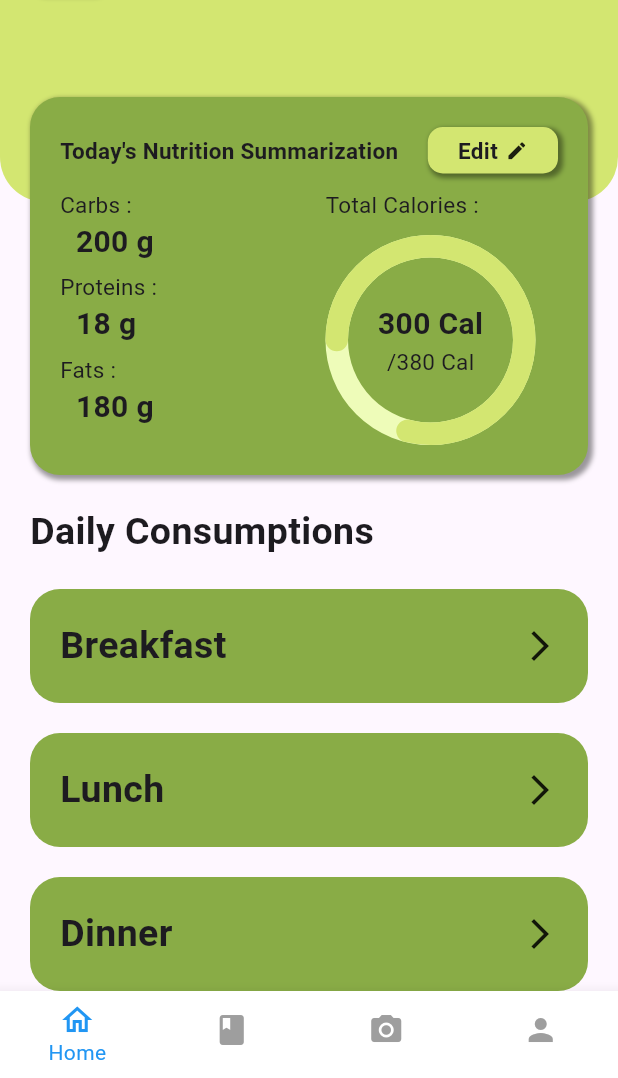
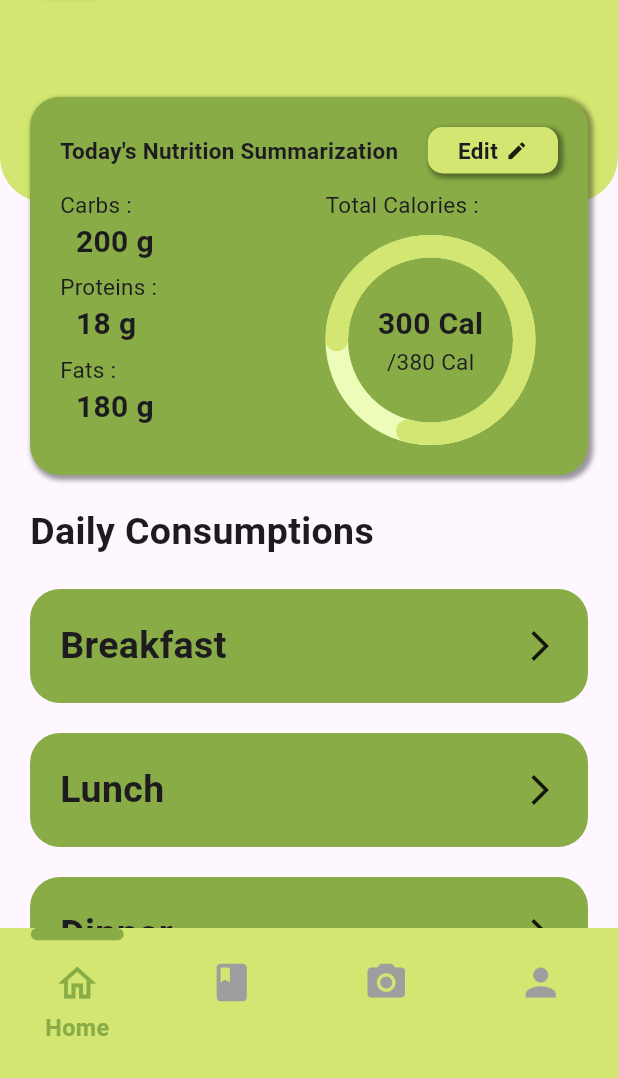
Before and after one commit to RasonYudha4/nutrical, a Flutter app: the LandingScreen screen opened directly, on a phone screen of 412 x 824 dp, the part 158-1236 px from its top. Run offline on Flutter 3.47's test engine with Material 3 defaults, Android fonts, the phone set to English and light mode, and no system bars; drawn by our look-alikes of percent_indicator; our stand-ins replace bloc, cloud_firestore, equatable, firebase_auth, firebase_core, flutter_bloc and 3 more; missing offline and left inert: flow_builder; accounts and stored records are empty; network calls fail.

Commit message:
Updating the design for navigation bar

```diff
--- /dev/null
+++ b/lib/config/size_config.dart
@@ -0,0 +1,57 @@
+import 'package:flutter/material.dart';
+
+class SizeConfig {
+  static late MediaQueryData _mediaQueryData;
+  static late double screenWidth;
+  static late double screenHeight;
+  static late double blockSizeHorizontal;
+  static late double blockSizeVertical;
+  static late double safeAreaHorizontal;
+  static late double safeAreaVertical;
+  static late double safeBlockHorizontal;
+  static late double safeBlockVertical;
+  static late double devicePixelRatio;
+  static late TextScaler textScaler;
+
+  static void init(BuildContext context) {
+    _mediaQueryData = MediaQuery.of(context);
+    screenWidth = _mediaQueryData.size.width;
+    screenHeight = _mediaQueryData.size.height;
+    blockSizeHorizontal = screenWidth / 100;
+    blockSizeVertical = screenHeight / 100;
+
+    safeAreaHorizontal =
+        _mediaQueryData.padding.left + _mediaQueryData.padding.right;
+    safeAreaVertical =
+        _mediaQueryData.padding.top + _mediaQueryData.padding.bottom;
+    safeBlockHorizontal = (screenWidth - safeAreaHorizontal) / 100;
+    safeBlockVertical = (screenHeight - safeAreaVertical) / 100;
+
+    devicePixelRatio = _mediaQueryData.devicePixelRatio;
+    textScaler = _mediaQueryData.textScaler;
+  }
+
+  static double height(double height) {
+    return blockSizeVertical * height;
+  }
+
+  static double width(double width) {
+    return blockSizeHorizontal * width;
+  }
+
+  static double adaptiveHeight(double value) {
+    return height(value).clamp(value * 0.8, value * 1.2);
+  }
+
+  static double adaptiveWidth(double value) {
+    return width(value).clamp(value * 0.8, value * 1.2);
+  }
+
+  static double fontSize(double size) {
+    final double scaleFactor = textScaler.scale(1.0);
+    return (blockSizeHorizontal * size * scaleFactor).clamp(
+      size * 0.8,
+      size * 1.2,
+    );
+  }
+}
--- a/lib/main.dart
+++ b/lib/main.dart
@@ -1,11 +1,10 @@
-import 'package:bloc/bloc.dart';
 import 'package:firebase_core/firebase_core.dart';
 import 'package:flutter/material.dart';
 import 'package:flutter_bloc/flutter_bloc.dart';
 import 'package:flutter_gemini/flutter_gemini.dart';
 
 import 'config/api_keys.dart';
-import 'views/auth/auth_gate.dart';
+import 'views/pages/auth/auth_gate.dart';
 import 'blocs/bloc_observer.dart';
 import 'blocs/auth/auth_bloc.dart';
 import 'data/repositories/auth_repo.dart';
--- a/lib/views/auth/auth_gate.dart
+++ /dev/null
@@ -1,43 +0,0 @@
-import 'package:flow_builder/flow_builder.dart';
-import 'package:flutter/material.dart';
-import 'package:flutter_bloc/flutter_bloc.dart';
-import 'package:nutrical/blocs/navigation/navigation_cubit.dart';
-import 'package:provider/provider.dart';
-
-import '../../blocs/auth/auth_bloc.dart';
-import '../../data/models/User.dart';
-import '../landing_screen.dart';
-import 'login/login_page.dart';
-
-class AuthGate extends StatelessWidget {
-  const AuthGate({super.key});
-
-  @override
-  Widget build(BuildContext context) {
-    final user = context.select((AuthBloc bloc) => bloc.state.user);
-    return MaterialApp(
-      // theme: theme,
-      home: FlowBuilder<AuthStatus>(
-        state: context.select((AuthBloc bloc) => bloc.state.status),
-        onGeneratePages: (status, _) {
-          switch (status) {
-            case AuthStatus.authenticated:
-              return [
-                MaterialPage(
-                  child: BlocProvider(
-                    create: (_) => NavigationCubit(),
-                    child: Provider<User>.value(
-                      value: user,
-                      child: const LandingScreen(),
-                    ),
-                  ),
-                ),
-              ];
-            case AuthStatus.unauthenticated:
-              return [LoginPage.page()];
-          }
-        },
-      ),
-    );
-  }
-}
--- a/lib/views/landing_screen.dart
+++ b/lib/views/landing_screen.dart
@@ -1,11 +1,12 @@
 import 'package:flutter/material.dart';
 import 'package:flutter_bloc/flutter_bloc.dart';
 
-import 'analyze/analyze_page.dart';
-import 'home/home_page.dart';
-import 'recipe/recipe_page.dart';
-import 'profile/profile_page.dart';
+import 'pages/analyze/analyze_page.dart';
+import 'pages/home/home_page.dart';
+import 'pages/recipe/recipe_page.dart';
+import 'pages/profile/profile_page.dart';
 import '../blocs/navigation/navigation_cubit.dart';
+import 'widgets/navigation_bar.dart';
 
 class LandingScreen extends StatefulWidget {
   const LandingScreen({super.key});
@@ -18,55 +19,7 @@ class LandingScreenState extends State<LandingScreen> {
   @override
   Widget build(BuildContext context) {
     return Scaffold(
-      bottomNavigationBar: BlocBuilder<NavigationCubit, NavigationState>(
-        builder: (context, state) {
-          return BottomNavigationBar(
-            type: BottomNavigationBarType.fixed,
-            currentIndex: state.index,
-            showUnselectedLabels: false,
-            selectedItemColor: Colors.blue,
-            unselectedItemColor: Colors.grey,
-            backgroundColor: Colors.white,
-            items: [
-              BottomNavigationBarItem(
-                icon: Icon(Icons.home_outlined),
-                label: 'Home',
-              ),
-              BottomNavigationBarItem(
-                icon: Icon(Icons.class_),
-                label: 'Recipe',
-              ),
-              BottomNavigationBarItem(
-                icon: Icon(Icons.camera_alt),
-                label: 'Analyze',
-              ),
-              BottomNavigationBarItem(
-                icon: Icon(Icons.person),
-                label: 'Profile',
-              ),
-            ],
-            onTap: (index) {
-              if (index == 0) {
-                BlocProvider.of<NavigationCubit>(
-                  context,
-                ).getNavBarItem(NavbarItem.home);
-              } else if (index == 1) {
-                BlocProvider.of<NavigationCubit>(
-                  context,
-                ).getNavBarItem(NavbarItem.recipe);
-              } else if (index == 2) {
-                BlocProvider.of<NavigationCubit>(
-                  context,
-                ).getNavBarItem(NavbarItem.analyze);
-              } else if (index == 3) {
-                BlocProvider.of<NavigationCubit>(
-                  context,
-                ).getNavBarItem(NavbarItem.profile);
-              }
-            },
-          );
-        },
-      ),
+      bottomNavigationBar: const CustomNavBar(),
       body: BlocBuilder<NavigationCubit, NavigationState>(
         builder: (context, state) {
           if (state.navbarItem == NavbarItem.home) {
--- /dev/null
+++ b/lib/views/pages/auth/auth_gate.dart
@@ -0,0 +1,50 @@
+import 'package:flow_builder/flow_builder.dart';
+import 'package:flutter/material.dart';
+import 'package:flutter_bloc/flutter_bloc.dart';
+import 'package:nutrical/blocs/navigation/navigation_cubit.dart';
+import 'package:provider/provider.dart';
+
+import '../../../blocs/auth/auth_bloc.dart';
+import '../../../config/size_config.dart';
+import '../../../data/models/User.dart';
+import '../../landing_screen.dart';
+import 'login/login_page.dart';
+
+class AuthGate extends StatelessWidget {
+  const AuthGate({super.key});
+
+  @override
+  Widget build(BuildContext context) {
+    final user = context.select((AuthBloc bloc) => bloc.state.user);
+    return MaterialApp(
+      // theme: theme,
+      home: Builder(
+        builder: (context) {
+          SizeConfig.init(context);
+          return FlowBuilder<AuthStatus>(
+            state: context.select((AuthBloc bloc) => bloc.state.status),
+
+            onGeneratePages: (status, _) {
+              switch (status) {
+                case AuthStatus.authenticated:
+                  return [
+                    MaterialPage(
+                      child: BlocProvider(
+                        create: (_) => NavigationCubit(),
+                        child: Provider<User>.value(
+                          value: user,
+                          child: const LandingScreen(),
+                        ),
+                      ),
+                    ),
+                  ];
+                case AuthStatus.unauthenticated:
+                  return [LoginPage.page()];
+              }
+            },
+          );
+        },
+      ),
+    );
+  }
+}
--- a/lib/views/auth/login/login_form.dart
+++ b/lib/views/pages/auth/login/login_form.dart
@@ -2,7 +2,7 @@ import 'package:flutter/material.dart';
 import 'package:flutter_bloc/flutter_bloc.dart';
 import 'package:formz/formz.dart';
 
-import '../../../blocs/login/login_cubit.dart';
+import '../../../../blocs/login/login_cubit.dart';
 import '../signup/signup_page.dart';
 
 class LoginForm extends StatelessWidget {
--- a/lib/views/auth/login/login_page.dart
+++ b/lib/views/pages/auth/login/login_page.dart
@@ -2,7 +2,7 @@ import 'package:flutter/material.dart';
 import 'package:flutter_bloc/flutter_bloc.dart';
 import 'package:nutrical/data/repositories/auth_repo.dart';
 
-import '../../../blocs/login/login_cubit.dart';
+import '../../../../blocs/login/login_cubit.dart';
 import 'login_form.dart';
 
 class LoginPage extends StatelessWidget {
--- a/lib/views/auth/signup/signup_form.dart
+++ b/lib/views/pages/auth/signup/signup_form.dart
@@ -2,7 +2,7 @@ import 'package:flutter/material.dart';
 import 'package:flutter_bloc/flutter_bloc.dart';
 import 'package:formz/formz.dart';
 
-import '../../../blocs/signup/signup_cubit.dart';
+import '../../../../blocs/signup/signup_cubit.dart';
 
 class SignUpForm extends StatelessWidget {
   const SignUpForm({super.key});
--- a/lib/views/auth/signup/signup_page.dart
+++ b/lib/views/pages/auth/signup/signup_page.dart
@@ -2,7 +2,7 @@ import 'package:flutter/material.dart';
 import 'package:flutter_bloc/flutter_bloc.dart';
 import 'package:nutrical/data/repositories/auth_repo.dart';
 
-import '../../../blocs/signup/signup_cubit.dart';
+import '../../../../blocs/signup/signup_cubit.dart';
 import 'signup_form.dart';
 
 class SignUpPage extends StatelessWidget {
--- a/lib/views/home/home_page.dart
+++ b/lib/views/pages/home/home_page.dart
@@ -1,5 +1,4 @@
 import 'dart:developer';
-import 'dart:io';
 
 import 'package:flutter/material.dart';
 import 'package:percent_indicator/circular_percent_indicator.dart';
--- a/lib/views/profile/profile_page.dart
+++ b/lib/views/pages/profile/profile_page.dart
@@ -1,8 +1,8 @@
 import 'package:flutter/material.dart';
 import 'package:flutter_bloc/flutter_bloc.dart';
 
-import '../../blocs/auth/auth_bloc.dart';
-import '../../data/models/User.dart';
+import '../../../blocs/auth/auth_bloc.dart';
+import '../../../data/models/User.dart';
 
 class ProfilePage extends StatelessWidget {
   const ProfilePage({super.key});
--- /dev/null
+++ b/lib/views/widgets/navigation_bar.dart
@@ -0,0 +1,79 @@
+import 'package:flutter/material.dart';
+import 'package:flutter_bloc/flutter_bloc.dart';
+
+import '../../blocs/navigation/navigation_cubit.dart';
+import '../../config/size_config.dart';
+import 'navigation_button.dart';
+
+class CustomNavBar extends StatelessWidget {
+  const CustomNavBar({super.key});
+
+  @override
+  Widget build(BuildContext context) {
+    final double navBarHeight = SizeConfig.height(8.5);
+    final double safeNavBarHeight = navBarHeight.clamp(100.0, 120.0);
+    final double barWidth = SizeConfig.blockSizeHorizontal * 15;
+    final double barHeight = SizeConfig.blockSizeVertical * 1;
+    final List<double> barPosition = [
+      SizeConfig.blockSizeHorizontal * 5,
+      SizeConfig.blockSizeHorizontal * 30,
+      SizeConfig.blockSizeHorizontal * 55,
+      SizeConfig.blockSizeHorizontal * 80,
+    ];
+
+    return BlocBuilder<NavigationCubit, NavigationState>(
+      builder: (context, state) {
+        return Container(
+          height: safeNavBarHeight,
+          decoration: BoxDecoration(color: Color(0xFFD3E671)),
+
+          child: Stack(
+            children: [
+              AnimatedPositioned(
+                left: barPosition[state.navbarItem.index],
+                duration: Duration(milliseconds: 250),
+                child: Container(
+                  height: barHeight,
+                  width: barWidth,
+                  decoration: BoxDecoration(
+                    color: Color(0xFF89AC46),
+                    borderRadius: BorderRadius.circular(20),
+                  ),
+                ),
+              ),
+              Row(
+                mainAxisAlignment: MainAxisAlignment.spaceAround,
+                children: [
+                  NavButton(
+                    icon: Icons.home_outlined,
+                    label: 'Home',
+                    isSelected: state.navbarItem == NavbarItem.home,
+                    navItem: NavbarItem.home,
+                  ),
+                  NavButton(
+                    icon: Icons.class_,
+                    label: 'Recipe',
+                    isSelected: state.navbarItem == NavbarItem.recipe,
+                    navItem: NavbarItem.recipe,
+                  ),
+                  NavButton(
+                    icon: Icons.camera_alt,
+                    label: 'Analyze',
+                    isSelected: state.navbarItem == NavbarItem.analyze,
+                    navItem: NavbarItem.analyze,
+                  ),
+                  NavButton(
+                    icon: Icons.person,
+                    label: 'Profile',
+                    isSelected: state.navbarItem == NavbarItem.profile,
+                    navItem: NavbarItem.profile,
+                  ),
+                ],
+              ),
+            ],
+          ),
+        );
+      },
+    );
+  }
+}
--- /dev/null
+++ b/lib/views/widgets/navigation_button.dart
@@ -0,0 +1,55 @@
+import 'package:flutter/material.dart';
+import 'package:flutter_bloc/flutter_bloc.dart';
+
+import '../../blocs/navigation/navigation_cubit.dart';
+import '../../config/size_config.dart';
+
+class NavButton extends StatelessWidget {
+  final IconData icon;
+  final String label;
+  final bool isSelected;
+  final NavbarItem navItem;
+
+  const NavButton({
+    super.key,
+    required this.icon,
+    required this.label,
+    required this.isSelected,
+    required this.navItem,
+  });
+
+  @override
+  Widget build(BuildContext context) {
+    final double iconSize = SizeConfig.width(20).clamp(22.0, 30.0);
+    final double buttonSize = SizeConfig.blockSizeHorizontal * 25;
+
+    return InkWell(
+      onTap: () {
+        BlocProvider.of<NavigationCubit>(context).getNavBarItem(navItem);
+      },
+      child: SizedBox(
+        height: buttonSize,
+        width: buttonSize,
+        child: Column(
+          mainAxisAlignment: MainAxisAlignment.center,
+          children: [
+            Icon(
+              icon,
+              color: isSelected ? Color(0xFF89AC46) : Colors.grey,
+              size: iconSize,
+            ),
+            const SizedBox(height: 4),
+            Text(
+              isSelected ? label : '',
+              style: TextStyle(
+                color: Color(0xFF89AC46),
+                fontSize: SizeConfig.fontSize(13),
+                fontWeight: FontWeight.bold,
+              ),
+            ),
+          ],
+        ),
+      ),
+    );
+  }
+}
```
Also changed, not shown: lib/views/pages/analyze/analyze_page.dart (renamed from lib/views/analyze/analyze_page.dart), lib/views/pages/recipe/meat_planner_page.dart (renamed from lib/views/recipe/meat_planner_page.dart), lib/views/pages/recipe/recipe_page.dart (renamed from lib/views/recipe/recipe_page.dart), 1 other file.
